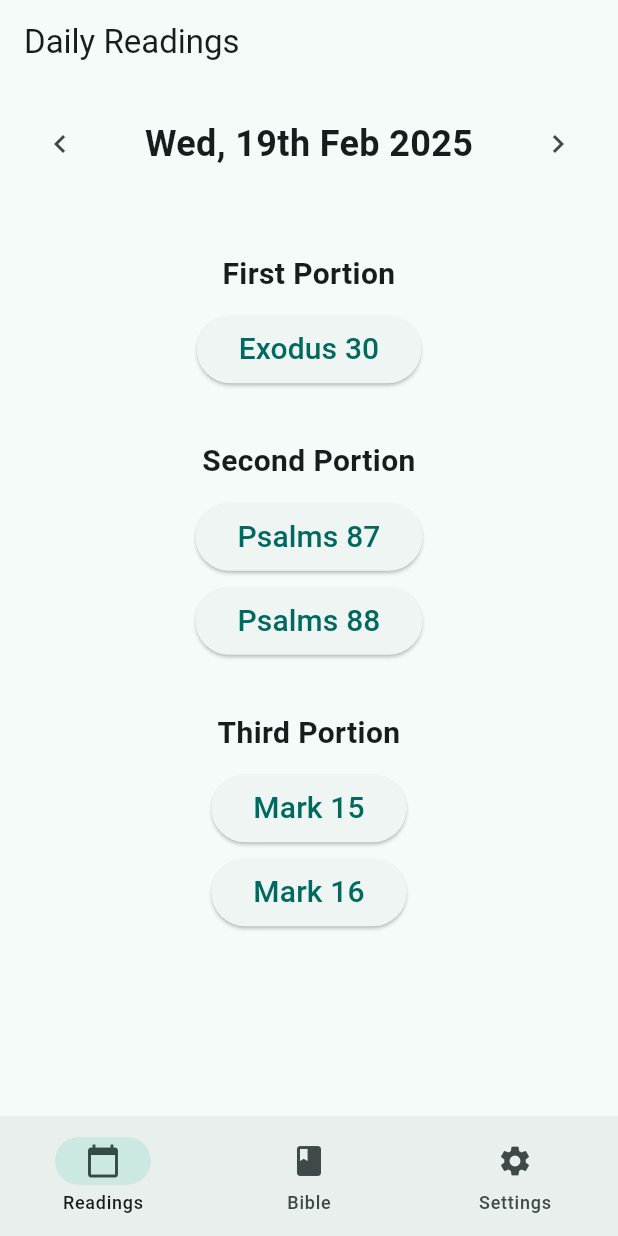
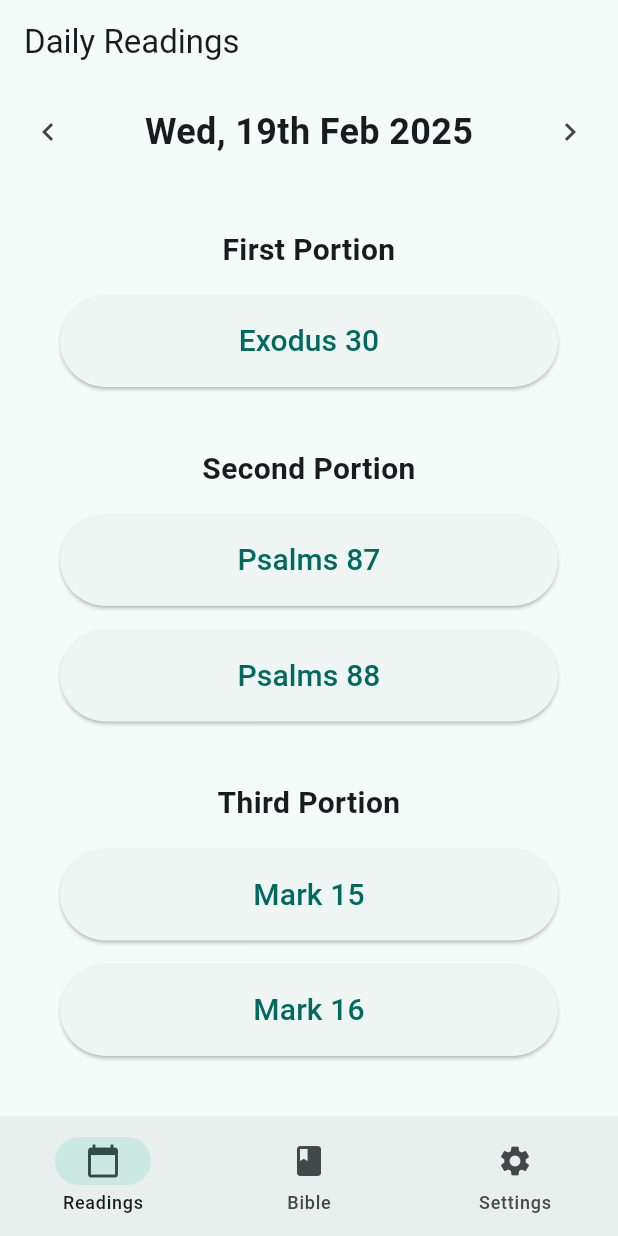
Before and after one commit to Buried-In-Code/BibleApp, a Flutter app: the screen it shows after launch, on a phone screen of 412 x 824 dp. Run offline on Flutter 3.47's test engine with Material 3 defaults, Android fonts, the phone set to English and light mode, and no system bars; our stand-ins replace shared_preferences.

Commit message:
Increase size of buttons on calendar page

```diff
--- a/lib/calendar/tab.dart
+++ b/lib/calendar/tab.dart
@@ -65,7 +65,7 @@ class _CalendarTabState extends State<CalendarTab> {
             return Column(
               children: [
                 Padding(
-                  padding: const EdgeInsets.all(16),
+                  padding: const EdgeInsets.all(8),
                   child: Column(
                     children: [
                       Row(
@@ -91,7 +91,7 @@ class _CalendarTabState extends State<CalendarTab> {
                       ),
                       if (!isSameDay(selectedDate, today))
                         Padding(
-                          padding: const EdgeInsets.all(16),
+                          padding: const EdgeInsets.all(8),
                           child: ElevatedButton(
                             onPressed: () {
                               setState(() {
@@ -175,7 +175,9 @@ class _CalendarTabState extends State<CalendarTab> {
           Column(
             children: readings.map((reading) {
               return Padding(
-                padding: const EdgeInsets.symmetric(vertical: 4.0),
+                padding: const EdgeInsets.all(8),
+                child: SizedBox(
+                  width: double.infinity,
                   child: ElevatedButton(
                     onPressed: () async {
                       final book = await loadBook(translation, reading.book);
@@ -189,16 +191,14 @@ class _CalendarTabState extends State<CalendarTab> {
                       widget.onTabSelected(1);
                     },
                     child: Padding(
-                    padding: const EdgeInsets.symmetric(
-                      vertical: 8.0,
-                      horizontal: 4.0,
-                    ),
+                      padding: const EdgeInsets.all(16),
                       child: Text(
                         '${reading.book} ${reading.chapter}',
                         textAlign: TextAlign.center,
                         style: TextStyle(fontSize: 20),
                         softWrap: true,
                         overflow: TextOverflow.visible,
+                      ),
                     ),
                   ),
                 ),
```
Lines whose indentation alone changed are shown as unchanged.
